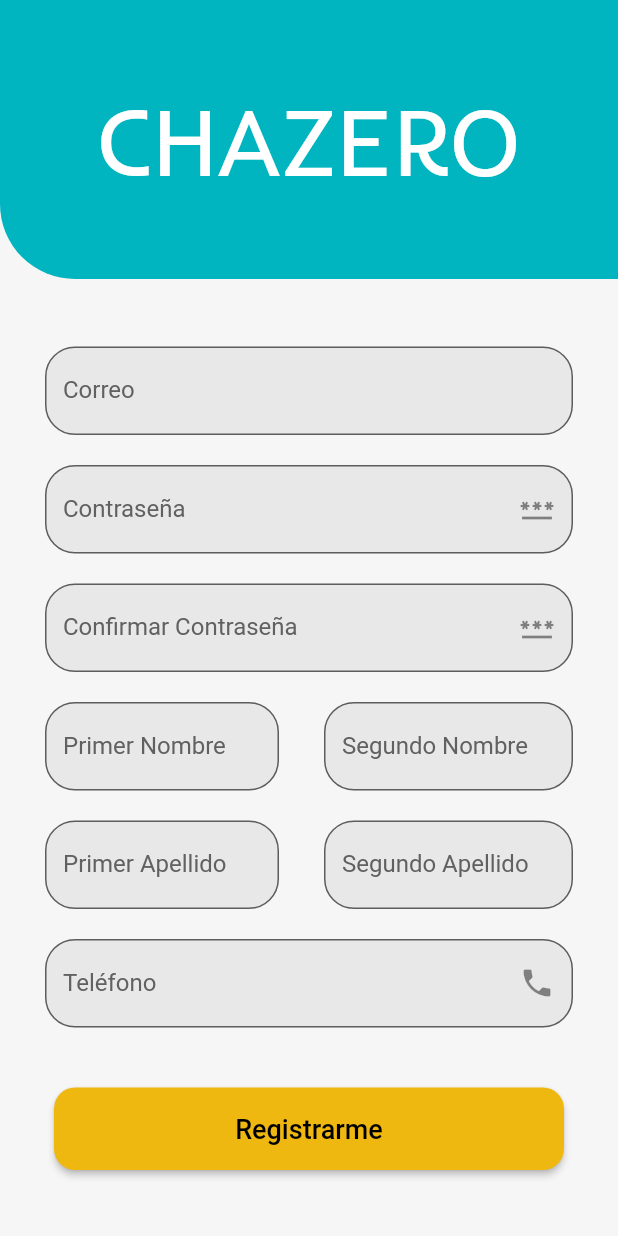
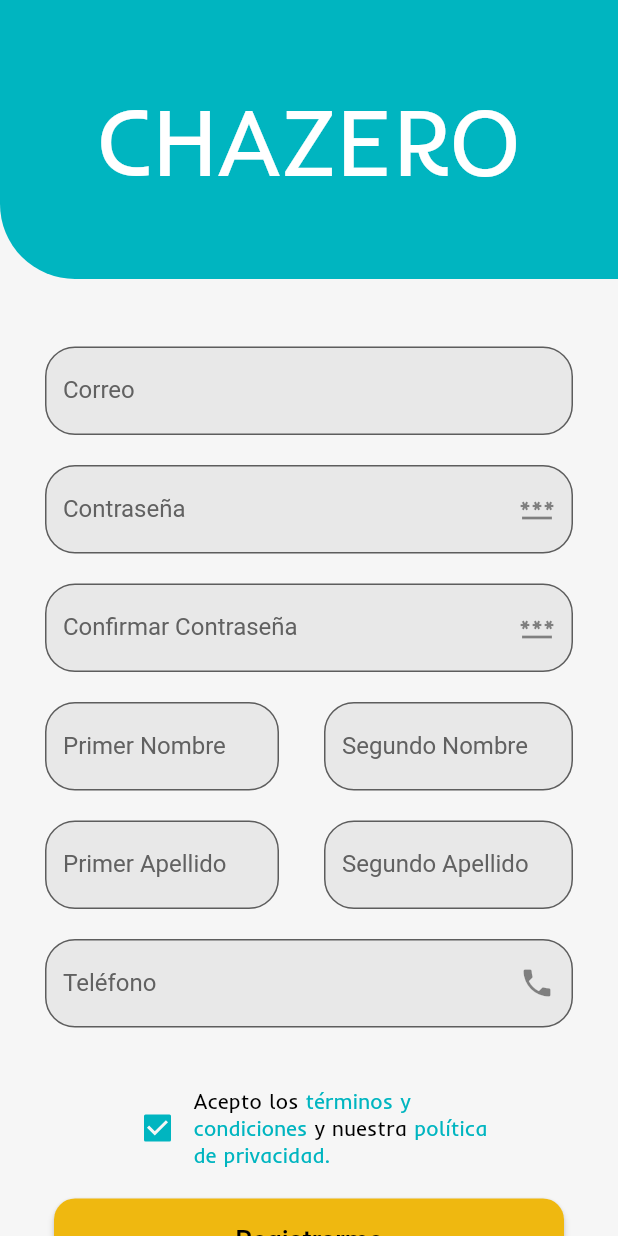
Before and after one commit to alienigena264/chazaUNApp, a Flutter app: the RegistroChazeroVista screen opened by its route, on a phone screen of 412 x 824 dp. Run offline on Flutter 3.47's test engine with Material 2 defaults, Android fonts, the phone set to English and light mode, and no system bars; our stand-ins replace cloud_firestore, email_validator, firebase_auth, firebase_core, flutter_signin_button, getwidget and 1 more; accounts and stored records are empty.

Commit message:
Ahora hay diferentes mensajes de error dependiendo de la contraseña e intenté añadir el botón de terminos y condiciones (incompleto)

```diff
--- a/lib/view/registro_chazero.dart
+++ b/lib/view/registro_chazero.dart
@@ -3,8 +3,11 @@ import 'package:chazaunapp/view/menu_inicial_chazero_vista.dart';
 import 'package:chazaunapp/view/verificar_correo_vista.dart';
 import 'package:email_validator/email_validator.dart';
 import 'package:firebase_auth/firebase_auth.dart';
+import 'package:flutter/gestures.dart';
 import 'package:flutter/material.dart';
+import 'package:url_launcher/url_launcher.dart';
 
+import '../Components/boton_google.dart';
 import 'colors.dart';
 
 class RegistroChazeroVista extends StatefulWidget {
@@ -79,7 +82,11 @@ class _RegistroChazeroVistaState extends State<RegistroChazeroVista> {
               telefonoInput(),
               //aca debe ir el de confirmar
               const SizedBox(height: 40),
-              registroButtom_()
+              const Center(
+                child: AgreeCheck(),
+              ),
+              const SizedBox(height: 20,),
+              registroButtom_(),
             ],
           ),
         )),
@@ -150,6 +157,7 @@ class _RegistroChazeroVistaState extends State<RegistroChazeroVista> {
         keyboardType: TextInputType.text,
         obscureText: true,
         decoration: InputDecoration(
+            errorMaxLines: 2,
             filled: true,
             fillColor: colorFondoField,
             border: OutlineInputBorder(
@@ -313,6 +321,13 @@ class _RegistroChazeroVistaState extends State<RegistroChazeroVista> {
     );
   }
 
+  /*Checkbox checkbox() {
+    return Checkbox(
+      value: null,
+      onChanged:,
+    );
+  }*/
+
   ElevatedButton registroButtom_() {
     return ElevatedButton(
         style: ElevatedButton.styleFrom(
@@ -386,6 +401,7 @@ class _RegistroChazeroVistaState extends State<RegistroChazeroVista> {
 
   void contrasenaValidator() {
     contrasenaConfirmacionValidator();
+    var contrasena = contrasenaController.text;
     /*
     al menos una mayuscula
     al menos una minuscula
@@ -395,11 +411,22 @@ class _RegistroChazeroVistaState extends State<RegistroChazeroVista> {
     (?=.*?[!@#\$&*~]) carac
      */
     RegExp regex = RegExp(r'^(?=.*?[A-Z])(?=.*?[a-z])(?=.*?[0-9]).{8,}$');
-    if (contrasenaController.text.isEmpty) {
+    RegExp regexMinus = RegExp(r'[A-Z]');
+    RegExp regexMayus = RegExp(r'[a-z]');
+    RegExp regexNumeros = RegExp(r'[0-9]');
+    RegExp regexCaracteres = RegExp(r'^.{8,16}$');
+
+    if (contrasena.isEmpty) {
       contrasenaValidator_ = "Por favor ingrese su contrasena";
       _formKey.currentState!.validate();
-    } else if (!regex.hasMatch(contrasenaController.text)) {
-      contrasenaValidator_ = "Ingrese una contrasena valida";
+    } else if (!regexCaracteres.hasMatch(contrasena)) {
+      contrasenaValidator_ = "La contraseña debe tener entre 8 y 16 caracteres";
+      _formKey.currentState!.validate();
+    } else if (!regexMinus.hasMatch(contrasena) || !regexMayus.hasMatch(contrasena)) {
+      contrasenaValidator_ = "La contraseña debe contener al menos una letra mayúscula y una minúscula";
+      _formKey.currentState!.validate();
+    } else if (!regexNumeros.hasMatch(contrasenaController.text)){
+      contrasenaValidator_ = "La contraseña debe contener al menos un número";
       _formKey.currentState!.validate();
     } else {
       contrasenaValidator_ = null;
@@ -431,7 +458,7 @@ class _RegistroChazeroVistaState extends State<RegistroChazeroVista> {
   }
 
   void primerNombreValidator() {
-    RegExp regExp = RegExp(r"^[a-zA-Z]+$");
+    RegExp regExp = RegExp(r".*[A-Za-z].*");
     if (primerNombreController.text.isEmpty) {
       primerNombreValidator_ = "Ingrese su nombre";
       _formKey.currentState!.validate();
@@ -446,7 +473,10 @@ class _RegistroChazeroVistaState extends State<RegistroChazeroVista> {
 
   void segundoNombreValidator() {
     RegExp regExp = RegExp(r"^[a-zA-Z]+$");
-    if (!regExp.hasMatch(primerNombreController.text)) {
+    if (segundoNombreController.text.isEmpty){
+      segundoNombreValidator_ = null;
+      _formKey.currentState!.validate();
+    } else if (!regExp.hasMatch(segundoNombreController.text)) {
       segundoNombreValidator_ = "Ingrese un nombre valido";
       _formKey.currentState!.validate();
     } else {
@@ -472,7 +502,7 @@ class _RegistroChazeroVistaState extends State<RegistroChazeroVista> {
   void segundoApellidoValidator() {
     RegExp regExp = RegExp(r"^[a-zA-Z]+$");
     if (segundoApellidoController.text.isEmpty) {
-      segundoApellidoValidator_ = "Ingrese su apellido";
+      segundoApellidoValidator_ = null;
       _formKey.currentState!.validate();
     } else if (!regExp.hasMatch(segundoApellidoController.text)) {
       segundoApellidoValidator_ = "Ingrese un apellido valido";
@@ -495,3 +525,91 @@ class _RegistroChazeroVistaState extends State<RegistroChazeroVista> {
     );
   }
 }
+
+class AgreeCheck extends StatefulWidget {
+  const AgreeCheck({super.key});
+
+  @override
+  State<AgreeCheck> createState() => _Checkbox();
+}
+
+class _Checkbox extends State<AgreeCheck> {
+  @override
+  Widget build(BuildContext context) {
+    Color getColor(Set<MaterialState> states) {
+      const Set<MaterialState> interactiveStates = <MaterialState>{
+        MaterialState.pressed,
+        MaterialState.hovered,
+        MaterialState.focused,
+      };
+      if (states.any(interactiveStates.contains)) {
+        return colorTrabajador;
+      }
+      return colorPrincipal;
+    }
+
+    return SizedBox(
+        width: 250.0,
+        child: Row(
+          mainAxisAlignment: MainAxisAlignment.center,
+          crossAxisAlignment: CrossAxisAlignment.center,
+          children: [
+            Checkbox(
+                checkColor: colorBackground,
+                fillColor: MaterialStateProperty.resolveWith(getColor),
+                value: isChecked,
+                onChanged: (bool? value) {
+                  setState(() {
+                    isChecked = value!;
+                  });
+                }),
+            Expanded(
+                child: RichText(
+                    text: TextSpan(children: [
+                      const TextSpan(
+                        text: 'Acepto los ', // el texto que quieres mostrar
+                        style: TextStyle(
+                            color: Colors.black, // Establece el color del texto
+                            fontSize: 14.0, // Establece el tamaño del texto
+                            fontFamily: "Inder",
+                            fontWeight: FontWeight.normal),
+                      ),
+                      TextSpan(
+                          text: 'términos y condiciones',
+                          style: const TextStyle(
+                              color: colorPrincipal, // Establece el color del texto
+                              fontSize: 14.0, // Establece el tamaño del texto
+                              fontFamily: "Inder",
+                              fontWeight: FontWeight.normal),
+                          recognizer: TapGestureRecognizer()
+                            ..onTap = () async {
+                              const String terminos =
+                                  'https://doc-hosting.flycricket.io/chazaunapp-terms-of-use/61d6b708-bd87-4bb3-8392-cc8b9ab1fe48/terms';
+                              launchUrl(Uri.parse(terminos));
+                            }),
+                      const TextSpan(
+                        text: ' y nuestra ', // el texto que quieres mostrar
+                        style: TextStyle(
+                            color: Colors.black, // Establece el color del texto
+                            fontSize: 14.0, // Establece el tamaño del texto
+                            fontFamily: "Inder",
+                            fontWeight: FontWeight.normal),
+                      ),
+                      TextSpan(
+                          text: 'política de privacidad.',
+                          style: const TextStyle(
+                              color: colorPrincipal, // Establece el color del texto
+                              fontSize: 14.0, // Establece el tamaño del texto
+                              fontFamily: "Inder",
+                              fontWeight: FontWeight.normal),
+                          recognizer: TapGestureRecognizer()
+                            ..onTap = () async {
+                              const String politica =
+                                  'https://doc-hosting.flycricket.io/chazaunapp-privacy-policy/f674154c-f1f3-4291-a55f-77743561a2b2/privacy';
+                              launchUrl(Uri.parse(politica));
+                            })
+                    ]))),
+          ],
+        ));
+  }
+}
```
Also changed, not shown: lib/Services/services_menu_personalactivo_chazero.dart (+11 -0 lines), pubspec.lock.
